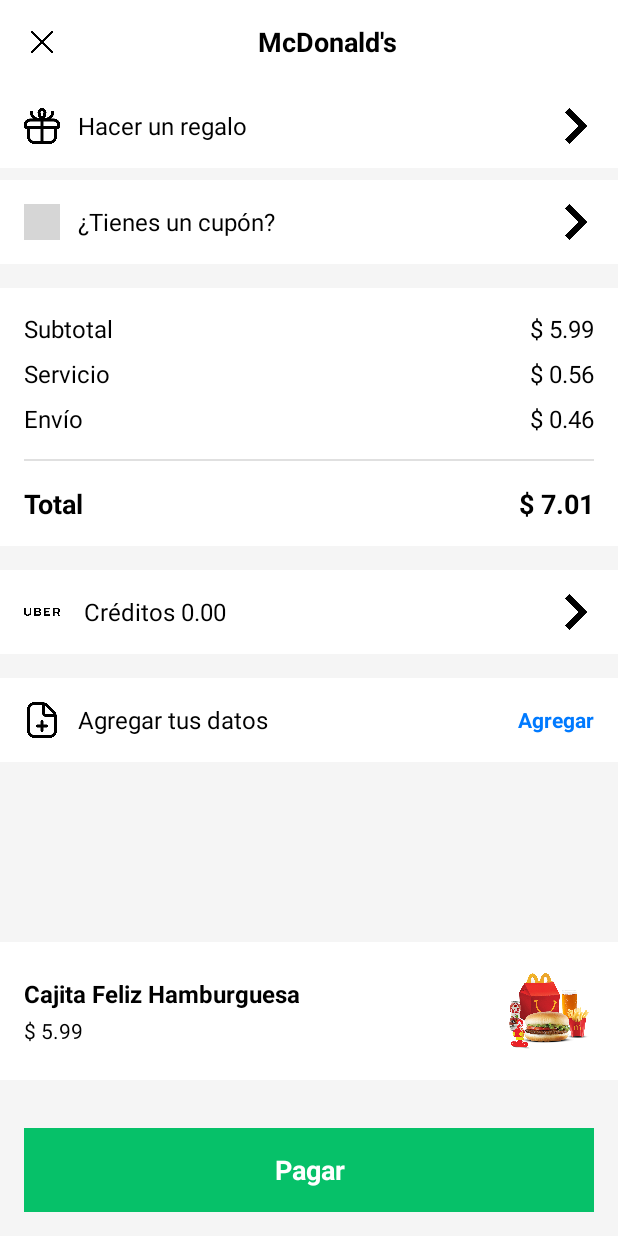
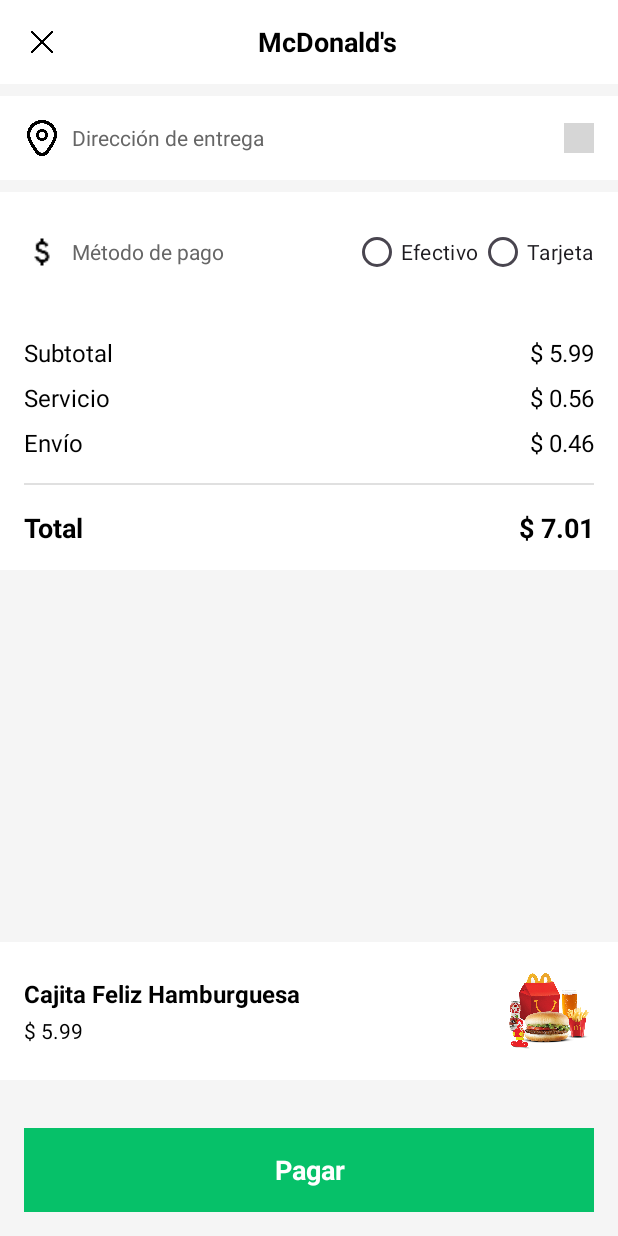
Before and after one commit to LuzAndrade7/Grupo7Deligo, an Android app: the layout activity_bill.xml on its own in the app's theme, with its tools: preview values and no code run, on a phone screen of 412 x 824 dp. Run offline under Robolectric (Android 15) with nearby library versions, the phone set to English and light mode, and no system bars; grey boxes are pictures that could not be loaded.

Commit message:
activity_bill.xml

```diff
--- a/app/src/main/res/layout/activity_bill.xml
+++ b/app/src/main/res/layout/activity_bill.xml
@@ -57,74 +57,115 @@
             android:layout_height="wrap_content"
             android:orientation="vertical">
 
-            <!-- Gift Option -->
+            <!-- Dirección de Envío -->
             <LinearLayout
-                android:id="@+id/gift_option"
+                android:id="@+id/direction_section"
                 android:layout_width="match_parent"
                 android:layout_height="wrap_content"
                 android:orientation="horizontal"
+                android:gravity="center_vertical"
                 android:background="@android:color/white"
-                android:paddingHorizontal="16dp"
-                android:paddingVertical="16dp"
-                android:gravity="center_vertical"
-                android:layout_marginBottom="8dp">
-
+                android:padding="16dp"
+                android:layout_marginTop="8dp">
                 <ImageView
                     android:layout_width="24dp"
                     android:layout_height="24dp"
-                    android:src="@drawable/ic_regalo"
-                    android:contentDescription="@string/regalo"
-                    android:layout_marginEnd="12dp" />
-
+                    android:src="@drawable/ic_locat"
+                    android:contentDescription="@string/icono_ubicacion" />
                 <TextView
+                    android:id="@+id/textViewAddress"
                     android:layout_width="0dp"
                     android:layout_height="wrap_content"
                     android:layout_weight="1"
-                    android:text="@string/hacer_un_regalo"
-                    android:textSize="16sp"
-                    android:textColor="@android:color/black" />
+                    android:text="@string/direccionEntrega"
+                    android:textSize="14sp"
+                    android:textColor="#666666"
+                    android:layout_marginStart="8dp" />
+                <ImageView
+                    android:layout_width="20dp"
+                    android:layout_height="20dp"
+                    android:src="@drawable/ic_arrow_drop_down"
+                    android:contentDescription="@string/icono_desplegable" />
+            </LinearLayout>
 
+            <!-- Método de Pago -->
+            <LinearLayout
+                android:id="@+id/payment_section"
+                android:layout_width="match_parent"
+                android:layout_height="wrap_content"
+                android:orientation="horizontal"
+                android:gravity="center_vertical"
+                android:background="@android:color/white"
+                android:padding="16dp"
+                android:layout_marginTop="8dp">
                 <ImageView
                     android:layout_width="24dp"
                     android:layout_height="24dp"
-                    android:src="@drawable/ic_right"
-                    android:contentDescription="@string/icono_vermas" />
+                    android:src="@drawable/ic_money"
+                    android:contentDescription="@string/icono_de_pago" />
+                <TextView
+                    android:id="@+id/textViewPaymentMethod"
+                    android:layout_width="0dp"
+                    android:layout_height="wrap_content"
+                    android:layout_weight="1"
+                    android:text="@string/metodoPago"
+                    android:textSize="14sp"
+                    android:textColor="#666666"
+                    android:layout_marginStart="8dp" />
 
+                <!-- Método de pago desplegable -->
+                <RadioGroup
+                    android:id="@+id/paymentOptions"
+                    android:layout_width="wrap_content"
+                    android:layout_height="wrap_content"
+                    android:orientation="horizontal">
+
+                    <RadioButton
+                        android:id="@+id/rbCash"
+                        android:layout_width="wrap_content"
+                        android:layout_height="wrap_content"
+                        android:text="@string/pagoEfectivo"
+                        android:textSize="14sp" />
+
+                    <RadioButton
+                        android:id="@+id/rbCard"
+                        android:layout_width="wrap_content"
+                        android:layout_height="wrap_content"
+                        android:text="@string/pagoTarjeta"
+                        android:textSize="14sp" />
+
+                </RadioGroup>
             </LinearLayout>
 
-            <!-- Coupon Option -->
+            <!-- Número de tarjeta  -->
             <LinearLayout
-                android:id="@+id/coupon_option"
+                android:id="@+id/card_number_section"
                 android:layout_width="match_parent"
                 android:layout_height="wrap_content"
                 android:orientation="horizontal"
+                android:gravity="center_vertical"
                 android:background="@android:color/white"
-                android:paddingHorizontal="16dp"
-                android:paddingVertical="16dp"
-                android:gravity="center_vertical"
-                android:layout_marginBottom="16dp">
-
+                android:padding="16dp"
+                android:layout_marginTop="8dp"
+                android:visibility="gone">
                 <ImageView
                     android:layout_width="24dp"
                     android:layout_height="24dp"
-                    android:src="@drawable/ic_promocion"
-                    android:contentDescription="@string/promociones"
-                    android:layout_marginEnd="12dp" />
+                    android:src="@drawable/ic_credit_card"
+                    android:contentDescription="@string/icono_de_tarjeta" />
 
-                <TextView
+                <EditText
+                    android:id="@+id/editTextCardNumber"
                     android:layout_width="0dp"
                     android:layout_height="wrap_content"
                     android:layout_weight="1"
-                    android:text="@string/tienes_un_cup_n"
-                    android:textSize="16sp"
-                    android:textColor="@android:color/black" />
-
-                <ImageView
-                    android:layout_width="24dp"
-                    android:layout_height="24dp"
-                    android:contentDescription="@string/icono_vermas"
-                    android:src="@drawable/ic_right" />
-
+                    android:hint="@string/hint_card"
+                    android:textSize="14sp"
+                    android:textColor="#666666"
+                    android:layout_marginStart="8dp"
+                    android:inputType="number"
+                    android:maxLines="1"
+                    android:autofillHints="creditCardNumber" />
             </LinearLayout>
 
             <!-- Order Summary -->
@@ -243,84 +284,11 @@
 
             </LinearLayout>
 
-            <!-- Credits Section -->
-            <LinearLayout
-                android:id="@+id/credits_section"
-                android:layout_width="match_parent"
-                android:layout_height="wrap_content"
-                android:orientation="horizontal"
-                android:background="@android:color/white"
-                android:paddingHorizontal="16dp"
-                android:paddingVertical="16dp"
-                android:gravity="center_vertical"
-                android:layout_marginBottom="16dp">
-
-                <ImageView
-                    android:layout_width="24dp"
-                    android:layout_height="24dp"
-                    android:layout_marginEnd="16dp"
-                    android:contentDescription="@string/env_o_con_uber"
-                    android:src="@drawable/ic_uber" />
-
-                <TextView
-                    android:layout_width="0dp"
-                    android:layout_height="wrap_content"
-                    android:layout_weight="1"
-                    android:text="@string/cr_ditos_0_00"
-                    android:textSize="16sp"
-                    android:textColor="@android:color/black" />
-
-                <ImageView
-                    android:layout_width="24dp"
-                    android:layout_height="24dp"
-                    android:contentDescription="@string/icono_vermas"
-                    android:src="@drawable/ic_right" />
-
-            </LinearLayout>
-
-            <!-- Add Data Section -->
-            <LinearLayout
-                android:id="@+id/add_data_section"
-                android:layout_width="match_parent"
-                android:layout_height="wrap_content"
-                android:orientation="horizontal"
-                android:background="@android:color/white"
-                android:paddingHorizontal="16dp"
-                android:paddingVertical="16dp"
-                android:gravity="center_vertical">
-
-                <ImageView
-                    android:layout_width="24dp"
-                    android:layout_height="24dp"
-                    android:contentDescription="@string/icono_datos"
-                    android:src="@drawable/ic_dato"
-                    android:layout_marginEnd="12dp" />
-
-                <TextView
-                    android:layout_width="0dp"
-                    android:layout_height="wrap_content"
-                    android:layout_weight="1"
-                    android:text="@string/agregar_tus_datos"
-                    android:textSize="16sp"
-                    android:textColor="@android:color/black" />
-
-                <TextView
-                    android:layout_width="wrap_content"
-                    android:layout_height="wrap_content"
-                    android:text="@string/agregar"
-                    android:textColor="#007AFF"
-                    android:textSize="14sp"
-                    android:textStyle="bold" />
-
-            </LinearLayout>
-
         </LinearLayout>
 
     </ScrollView>
 
     <!-- Product Summary Section -->
-
-    <!-- Order Button -->
     <LinearLayout
         android:id="@+id/product_summary"
         android:layout_width="match_parent"
--- a/app/src/main/res/values/strings.xml
+++ b/app/src/main/res/values/strings.xml
@@ -110,6 +110,8 @@
     <string name="pizza_italian_pasta">Pizza • Italian • Pasta</string>
     <string name="pagar">Pagar</string>
     <string name="FraseInicial">Tu comida, tu barrio, tu Deligo.</string>
+
+    <!-- LOCALES -->
     <string name="LocalRosita">Restaurante Doña Rosita</string>
     <string name="LocalMontubio">Del Montubio</string>
     <string name="LocalSalchipapas">Hueca de Salchipapas</string>
@@ -117,4 +119,15 @@
     <string name="restauranteRosita">Restaurante tradicional</string>
     <string name="restauranteMontubio">Restaurante de comida costeña</string>
 
+    <!-- FACTURA -->
+    <string name="direccionEntrega">Dirección de entrega</string>
+    <string name="metodoPago">Método de pago</string>
+    <string name="pagoEfectivo">Efectivo</string>
+    <string name="pagoTarjeta">Tarjeta</string>
+    <string name="hint_card">Número de tarjeta</string>
+    <string name="icono_ubicacion">icono_ubicacion</string>
+    <string name="icono_de_pago">icono_pago</string>
+    <string name="icono_de_tarjeta">icono_tarjeta</string>
+
+
 </resources>
```
Also changed, not shown: app/src/main/res/drawable/ic_credit_card.png (added), app/src/main/res/drawable/ic_money.png (added).
